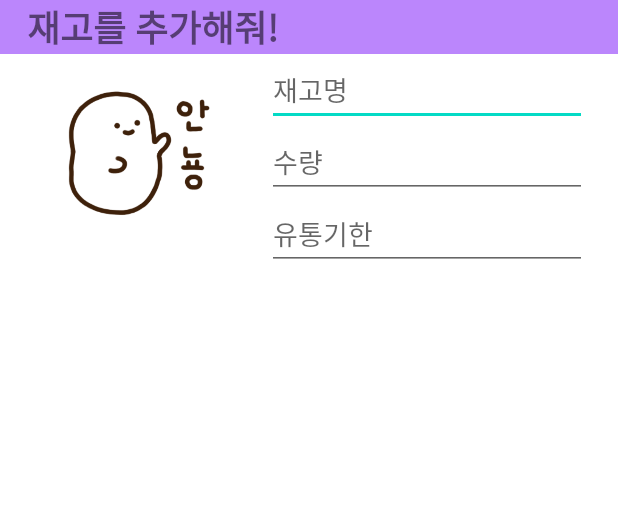
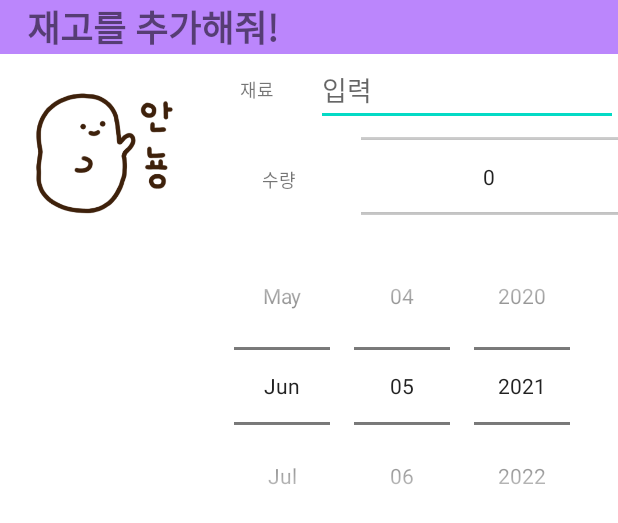
Before and after one commit to hoho-97/PlzManageMyFridge, an Android app: the layout stock_dialog.xml on its own in the app's theme, with its tools: preview values and no code run, on a phone screen of 412 x 824 dp. Shown: the top 523 px of the screen. Run offline under Robolectric (Android 15) with nearby library versions, the phone set to English and light mode, and no system bars.

Commit message:
재고관리 업데이트222

```diff
--- a/app/src/main/res/layout/stock_dialog.xml
+++ b/app/src/main/res/layout/stock_dialog.xml
@@ -21,39 +21,68 @@
 
         <ImageView
             android:id="@+id/imageCute"
-            android:layout_width="178dp"
+            android:layout_width="132dp"
             android:layout_height="136dp"
             app:srcCompat="@drawable/cute" />
 
         <LinearLayout
             android:layout_width="match_parent"
+            android:layout_height="wrap_content"
+            android:orientation="vertical">
+
+            <LinearLayout
+                android:layout_width="match_parent"
                 android:layout_height="match_parent"
-            android:orientation="vertical">
+                android:orientation="horizontal">
+
+                <TextView
+                    android:id="@+id/textView5"
+                    android:layout_width="90dp"
+                    android:layout_height="match_parent"
+                    android:layout_weight="1"
+                    android:gravity="center"
+                    android:text="재료"
+                    android:textSize="12sp" />
 
                 <EditText
                     android:id="@+id/EditText_name"
                     android:layout_width="wrap_content"
                     android:layout_height="wrap_content"
+                    android:layout_weight="1"
                     android:ems="10"
-                android:hint="재고명"
+                    android:hint="입력"
                     android:inputType="textPersonName" />
 
-            <EditText
-                android:id="@+id/EditText_quantity"
-                android:layout_width="wrap_content"
+            </LinearLayout>
+
+            <LinearLayout
+                android:layout_width="match_parent"
+                android:layout_height="match_parent"
+                android:orientation="horizontal">
+
+                <TextView
+                    android:layout_width="100dp"
+                    android:layout_height="63dp"
+                    android:layout_gravity="bottom"
+                    android:layout_weight="1"
+                    android:gravity="center"
+                    android:text="수량"
+                    android:textSize="12sp" />
+
+                <NumberPicker
+                    android:id="@+id/num_picker"
+                    android:layout_width="171dp"
+                    android:layout_height="67dp"
+                    android:layout_gravity="bottom" />
+
+            </LinearLayout>
+
+            <DatePicker
+                android:id="@+id/date_picker2"
+                android:layout_width="match_parent"
                 android:layout_height="wrap_content"
-                android:ems="10"
-                android:hint="수량"
-                android:inputType="textPersonName" />
-
-            <EditText
-                android:id="@+id/EditText_time"
-                android:layout_width="wrap_content"
-                android:layout_height="wrap_content"
-                android:ems="10"
-                android:hint="유통기한"
-                android:inputType="textPersonName" />
-
+                android:calendarViewShown="false"
+                android:datePickerMode="spinner" />
         </LinearLayout>
 
     </LinearLayout>
```
Also changed, not shown: app/src/main/java/com/example/nengzanggo2/Calender.kt (added, +27 -0 lines), app/src/main/java/com/example/nengzanggo2/MainActivity.kt (+18 -4 lines), app/src/main/res/layout/activity_main.xml (+0 -9 lines). Lines whose indentation alone changed are shown as unchanged.
